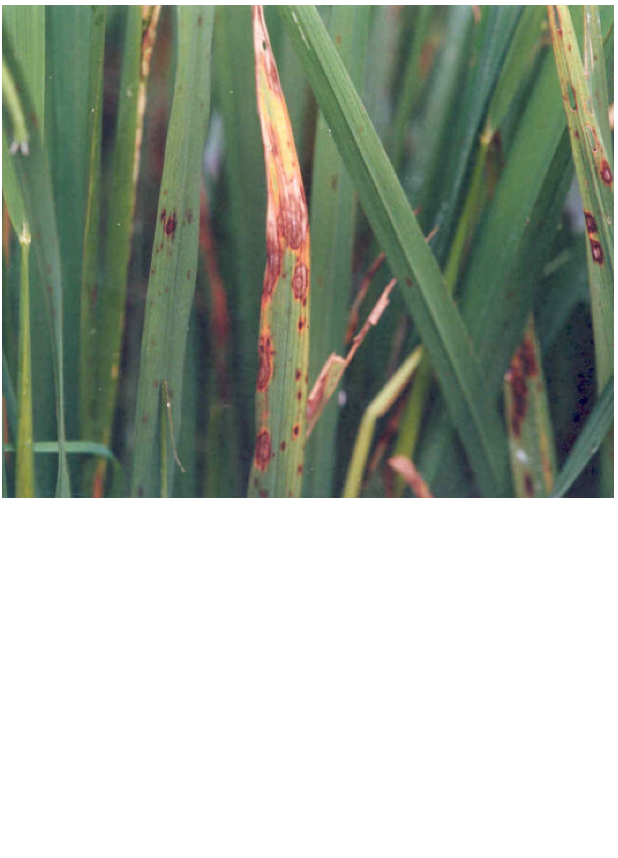
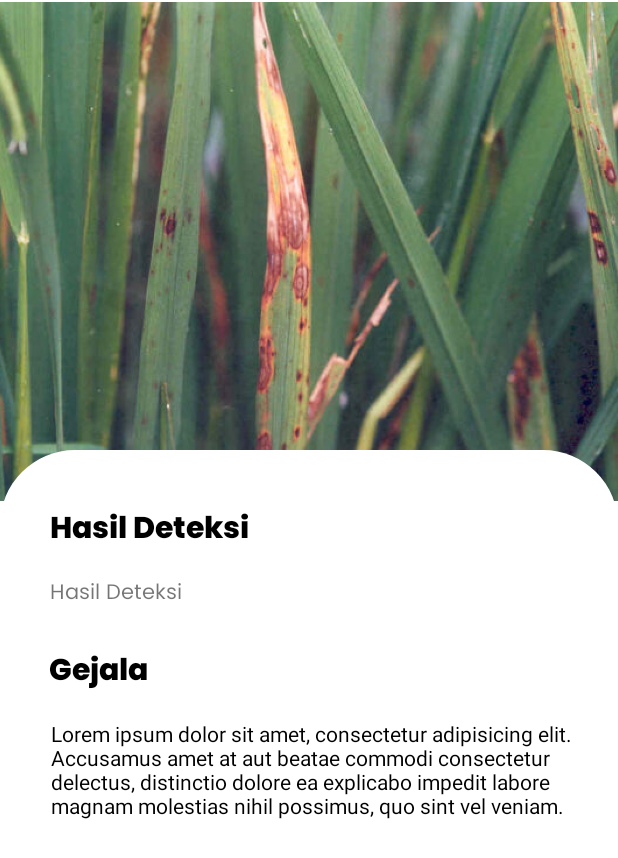
Before and after one commit to teman-tani/android-development, an Android app: the layout activity_result.xml on its own in the app's theme, with its tools: preview values and no code run, on a phone screen of 412 x 824 dp. Shown: the top 858 px of the screen. Run offline under Robolectric (Android 15) with nearby library versions, the phone set to English and light mode, and no system bars.

Commit message:
result activity + API 60%

```diff
--- a/app/src/main/AndroidManifest.xml
+++ b/app/src/main/AndroidManifest.xml
@@ -4,7 +4,6 @@
     package="com.example.temantani">
 
     <uses-feature android:name="android.hardware.camera" />
-
     <uses-permission android:name="android.permission.CAMERA" />
 
     <application
@@ -19,7 +18,7 @@
         android:theme="@style/Theme.TemanTani"
         tools:targetApi="31">
         <activity
-            android:name=".ResultActivity"
+            android:name=".view.detection.ResultActivity"
             android:exported="false" />
         <activity
             android:name=".view.SplashScreen"
--- /dev/null
+++ b/app/src/main/res/drawable-v24/rounded_result.xml
@@ -0,0 +1,6 @@
+<?xml version="1.0" encoding="utf-8"?>
+<shape xmlns:android="http://schemas.android.com/apk/res/android" android:shape="rectangle">
+    <solid android:color="@color/white"/>
+
+    <corners android:topLeftRadius="50dp" android:topRightRadius="50dp" />
+</shape>
--- a/app/src/main/res/layout/activity_result.xml
+++ b/app/src/main/res/layout/activity_result.xml
@@ -7,14 +7,85 @@
     tools:context=".view.detection.ResultActivity">
 
     <ImageView
-        android:id="@+id/imageView2"
-        android:layout_width="408dp"
+        android:id="@+id/previewImage"
+        android:layout_width="match_parent"
         android:layout_height="335dp"
+        android:src="@drawable/img_diseases"
         app:layout_constraintBottom_toBottomOf="parent"
         app:layout_constraintEnd_toEndOf="parent"
         app:layout_constraintHorizontal_bias="0.333"
         app:layout_constraintStart_toStartOf="parent"
         app:layout_constraintTop_toTopOf="parent"
-        app:layout_constraintVertical_bias="0.0"
-        app:srcCompat="@drawable/img_diseases" />
+        app:layout_constraintVertical_bias="0.0" />
+
+    <ImageView
+        android:id="@+id/imageView5"
+        android:layout_width="match_parent"
+        android:layout_height="match_parent"
+        android:layout_marginTop="300dp"
+        android:src="@drawable/rounded_result"
+        app:layout_constraintBottom_toBottomOf="parent"
+        app:layout_constraintEnd_toEndOf="parent"
+        app:layout_constraintHorizontal_bias="0.0"
+        app:layout_constraintStart_toStartOf="parent"
+        app:layout_constraintTop_toTopOf="parent"
+        app:layout_constraintVertical_bias="0.784" />
+
+    <TextView
+        android:id="@+id/textView3"
+        android:layout_width="wrap_content"
+        android:layout_height="wrap_content"
+        android:fontFamily="@font/poppins_extra_bold"
+        android:text="@string/result_detection"
+        android:textColor="@color/black"
+        android:textSize="20dp"
+        app:layout_constraintBottom_toBottomOf="@+id/imageView5"
+        app:layout_constraintEnd_toEndOf="@+id/imageView5"
+        app:layout_constraintHorizontal_bias="0.119"
+        app:layout_constraintStart_toStartOf="parent"
+        app:layout_constraintTop_toTopOf="@+id/imageView5"
+        app:layout_constraintVertical_bias="0.073" />
+
+    <TextView
+        android:id="@+id/textView4"
+        android:layout_width="wrap_content"
+        android:layout_height="wrap_content"
+        android:fontFamily="@font/poppins_regular"
+        app:layout_constraintBottom_toBottomOf="@+id/imageView5"
+        app:layout_constraintEnd_toEndOf="@+id/imageView5"
+        app:layout_constraintHorizontal_bias="0.102"
+        app:layout_constraintStart_toStartOf="@+id/imageView5"
+        app:layout_constraintTop_toBottomOf="@+id/textView3"
+        app:layout_constraintVertical_bias="0.029"
+        tools:text="@string/result_detection" />
+
+    <TextView
+        android:id="@+id/textView5"
+        android:layout_width="wrap_content"
+        android:layout_height="wrap_content"
+        android:fontFamily="@font/poppins_extra_bold"
+        android:text="@string/gejala"
+        android:textColor="@color/black"
+        android:textSize="20dp"
+        app:layout_constraintBottom_toBottomOf="@+id/imageView5"
+        app:layout_constraintEnd_toEndOf="@+id/imageView5"
+        app:layout_constraintHorizontal_bias="0.095"
+        app:layout_constraintStart_toStartOf="@+id/imageView5"
+        app:layout_constraintTop_toBottomOf="@+id/textView4"
+        app:layout_constraintVertical_bias="0.059" />
+
+    <TextView
+        android:layout_width="374dp"
+        android:layout_height="84dp"
+        android:layout_marginTop="12dp"
+        tools:text="@string/deskripsi_gejala"
+        android:textColor="@color/black"
+        app:layout_constraintBottom_toBottomOf="@+id/imageView5"
+        app:layout_constraintEnd_toEndOf="parent"
+        app:layout_constraintHorizontal_bias="0.891"
+        app:layout_constraintStart_toStartOf="parent"
+        app:layout_constraintTop_toBottomOf="@+id/textView5"
+        app:layout_constraintVertical_bias="0.004" />
+
+
 </androidx.constraintlayout.widget.ConstraintLayout>
--- a/app/src/main/res/values/strings.xml
+++ b/app/src/main/res/values/strings.xml
@@ -18,5 +18,10 @@
     <string name="greetings">Selamat Datang di Teman Tani</string>
     <string name="caption_greetings">Rawat Tanaman Anda Lebih Mudah</string>
 
+    <string name="result_detection">Hasil Deteksi</string>
+    <string name="gejala">Gejala</string>
+    <string name="deskripsi_gejala">Lorem ipsum dolor sit amet, consectetur adipisicing elit. Accusamus amet at aut beatae commodi consectetur delectus, distinctio dolore ea explicabo impedit labore magnam molestias nihil possimus, quo sint vel veniam.</string>
+    <string name="recomendation">Rekomendasi</string>
+
 
 </resources>
```
Also changed, not shown: app/src/main/java/com/example/temantani/data/api/ApiConfig.kt (added, +27 -0 lines), app/src/main/java/com/example/temantani/data/api/ApiService.kt (added, +12 -0 lines), app/src/main/java/com/example/temantani/data/model/DetectionModel.kt (added, +8 -0 lines), app/src/main/java/com/example/temantani/data/model/RecomendationModel.kt (added, +7 -0 lines), app/src/main/java/com/example/temantani/utils/Camera.kt (+95 -1 lines), app/src/main/java/com/example/temantani/view/detection/CameraActivity.kt (+6 -1 lines), app/src/main/java/com/example/temantani/view/detection/ResultActivity.kt (+37 -2 lines), app/src/main/java/com/example/temantani/view/main/MainActivity.kt (+19 -9 lines).
